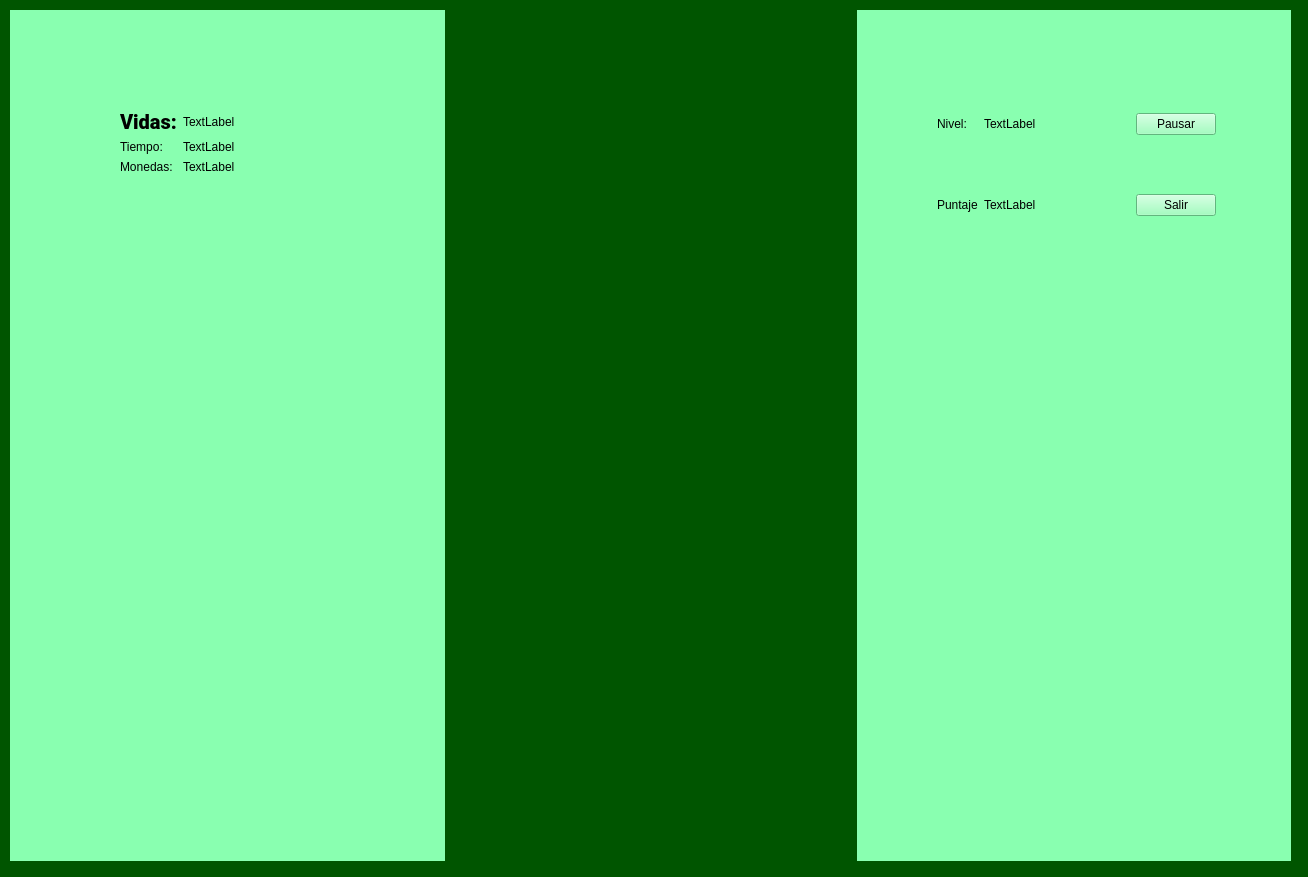
Above: Tareas/T2/ventanas/juego.ui from agucova/IIC2233 before the change. Below: the same form after it.
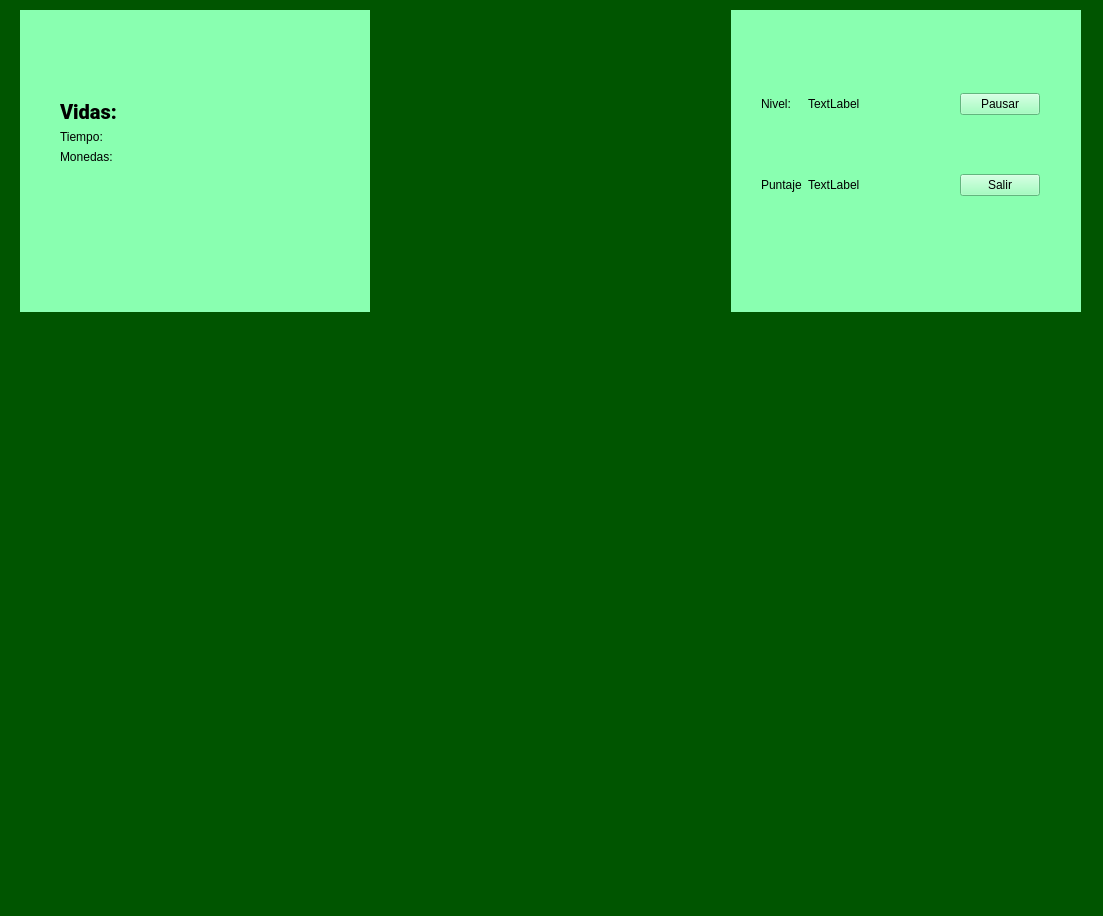
That is the form after the change. Icons and pictures are not drawn.

```diff
--- a/Tareas/T2/ventanas/juego.ui
+++ b/Tareas/T2/ventanas/juego.ui
@@ -6,8 +6,8 @@
    <rect>
     <x>0</x>
     <y>0</y>
-    <width>1308</width>
-    <height>877</height>
+    <width>1103</width>
+    <height>916</height>
    </rect>
   </property>
   <property name="font">
@@ -38,14 +38,12 @@
    <widget class="QWidget" name="layoutWidget">
     <property name="geometry">
      <rect>
-      <x>10</x>
+      <x>20</x>
       <y>10</y>
-      <width>1281</width>
-      <height>851</height>
+      <width>1061</width>
+      <height>302</height>
      </rect>
     </property>
-    <layout class="QVBoxLayout" name="main_layout">
-     <item>
       <layout class="QHBoxLayout" name="horizontalLayout">
        <item>
         <widget class="QWidget" name="display1" native="true">
@@ -55,13 +53,47 @@
          <widget class="QWidget" name="formLayoutWidget">
           <property name="geometry">
            <rect>
-            <x>110</x>
-            <y>100</y>
+          <x>40</x>
+          <y>90</y>
             <width>251</width>
-            <height>101</height>
+          <height>116</height>
            </rect>
           </property>
           <layout class="QFormLayout" name="formLayout">
+         <item row="0" column="1">
+          <widget class="QLabel" name="valor_vidas">
+           <property name="text">
+            <string/>
+           </property>
+           <property name="alignment">
+            <set>Qt::AlignRight|Qt::AlignTrailing|Qt::AlignVCenter</set>
+           </property>
+          </widget>
+         </item>
+         <item row="1" column="0">
+          <widget class="QLabel" name="texto_tiempo">
+           <property name="text">
+            <string>Tiempo:</string>
+           </property>
+          </widget>
+         </item>
+         <item row="2" column="0">
+          <widget class="QLabel" name="texto_monedas">
+           <property name="text">
+            <string>Monedas:</string>
+           </property>
+          </widget>
+         </item>
+         <item row="1" column="1">
+          <widget class="QLabel" name="valor_tiempo">
+           <property name="text">
+            <string/>
+           </property>
+           <property name="alignment">
+            <set>Qt::AlignRight|Qt::AlignTrailing|Qt::AlignVCenter</set>
+           </property>
+          </widget>
+         </item>
            <item row="0" column="0">
             <widget class="QLabel" name="texto_vidas">
              <property name="font">
@@ -81,38 +113,13 @@
              </property>
             </widget>
            </item>
-           <item row="1" column="0">
-            <widget class="QLabel" name="texto_tiempo">
-             <property name="text">
-              <string>Tiempo:</string>
-             </property>
-            </widget>
-           </item>
-           <item row="2" column="0">
-            <widget class="QLabel" name="texto_monedas">
-             <property name="text">
-              <string>Monedas:</string>
-             </property>
-            </widget>
-           </item>
-           <item row="0" column="1">
-            <widget class="QLabel" name="valor_vidas">
-             <property name="text">
-              <string>TextLabel</string>
-             </property>
-            </widget>
-           </item>
-           <item row="1" column="1">
-            <widget class="QLabel" name="valor_tiempo">
-             <property name="text">
-              <string>TextLabel</string>
-             </property>
-            </widget>
-           </item>
            <item row="2" column="1">
             <widget class="QLabel" name="valor_monedas">
              <property name="text">
-              <string>TextLabel</string>
+            <string/>
+           </property>
+           <property name="alignment">
+            <set>Qt::AlignRight|Qt::AlignTrailing|Qt::AlignVCenter</set>
              </property>
             </widget>
            </item>
@@ -153,8 +160,8 @@
          <widget class="QWidget" name="gridLayoutWidget">
           <property name="geometry">
            <rect>
-            <x>80</x>
-            <y>50</y>
+          <x>30</x>
+          <y>30</y>
             <width>279</width>
             <height>211</height>
            </rect>
@@ -237,11 +244,17 @@
         </widget>
        </item>
       </layout>
-     </item>
-     <item>
-      <layout class="QHBoxLayout" name="layout_view"/>
-     </item>
-    </layout>
+   </widget>
+   <widget class="QWidget" name="verticalLayoutWidget">
+    <property name="geometry">
+     <rect>
+      <x>20</x>
+      <y>330</y>
+      <width>1051</width>
+      <height>571</height>
+     </rect>
+    </property>
+    <layout class="QVBoxLayout" name="scene_container"/>
    </widget>
   </widget>
  </widget>
```
Lines whose indentation alone changed are shown as unchanged.
